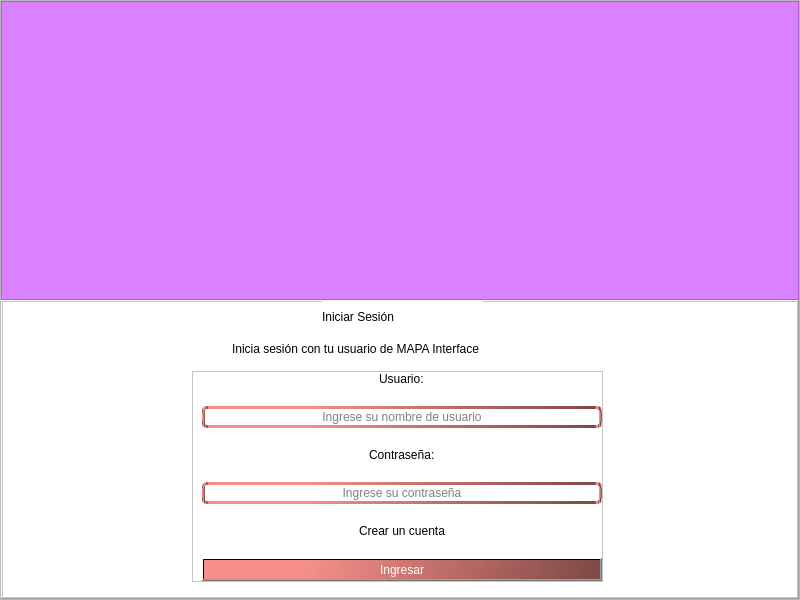
The window that Proyecto/Interfaces/Ui/Login.ui (EdCenten0/MAPA-Python) describes before a commit, drawn with Qt 5.
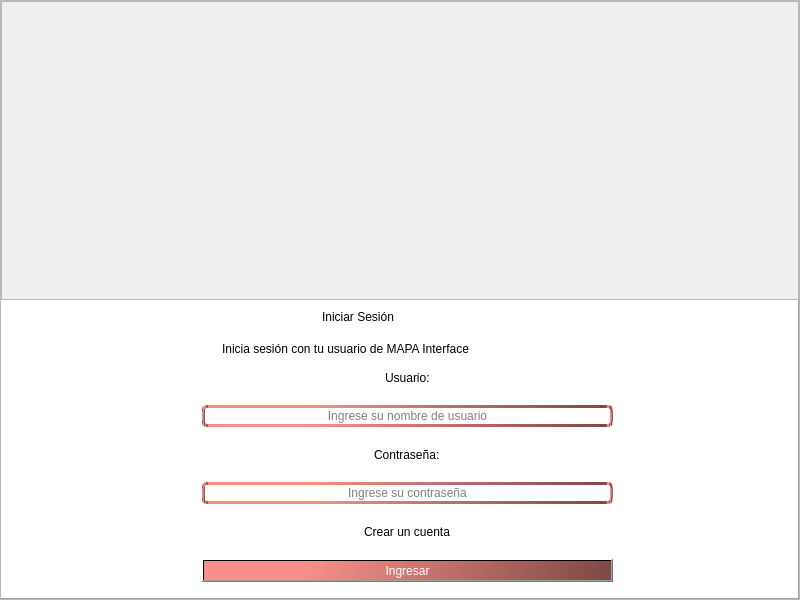
The same window after the commit. Icons and pictures are not drawn.

Commit message:
Agregue el Ui y la ventana de Login y registrar usuario, al igual agregue el logo de MAPA en recursos
Contiene un pequeño bug a la hora de abrir las ventanas del login y registrar 2 veces

Patch:
```diff
--- a/Proyecto/Interfaces/Ui/Login.ui
+++ b/Proyecto/Interfaces/Ui/Login.ui
@@ -69,7 +69,7 @@
        <item>
         <widget class="QFrame" name="frame_fondo">
          <property name="styleSheet">
-          <string notr="true">background-color: rgb(218, 129, 255);</string>
+          <string notr="true"/>
          </property>
          <property name="frameShape">
           <enum>QFrame::StyledPanel</enum>
@@ -78,6 +78,9 @@
           <enum>QFrame::Raised</enum>
          </property>
          <layout class="QHBoxLayout" name="horizontalLayout_2">
+          <property name="spacing">
+           <number>0</number>
+          </property>
           <property name="leftMargin">
            <number>0</number>
           </property>
@@ -142,7 +145,7 @@
              <string notr="true">background-color: rgb(255, 255, 255);</string>
             </property>
             <property name="frameShape">
-             <enum>QFrame::StyledPanel</enum>
+             <enum>QFrame::NoFrame</enum>
             </property>
             <property name="frameShadow">
              <enum>QFrame::Raised</enum>
@@ -153,7 +156,7 @@
             <widget class="QFrame" name="frame">
              <property name="geometry">
               <rect>
-               <x>190</x>
+               <x>200</x>
                <y>70</y>
                <width>411</width>
                <height>211</height>
@@ -163,15 +166,24 @@
               <string notr="true"/>
              </property>
              <property name="frameShape">
-              <enum>QFrame::StyledPanel</enum>
+              <enum>QFrame::NoFrame</enum>
              </property>
              <property name="frameShadow">
-              <enum>QFrame::Raised</enum>
+              <enum>QFrame::Plain</enum>
+             </property>
+             <property name="lineWidth">
+              <number>0</number>
+             </property>
+             <property name="midLineWidth">
+              <number>0</number>
              </property>
              <layout class="QVBoxLayout" name="verticalLayout_2">
               <property name="spacing">
                <number>0</number>
               </property>
+              <property name="leftMargin">
+               <number>0</number>
+              </property>
               <property name="topMargin">
                <number>0</number>
               </property>
@@ -344,9 +356,9 @@
             <widget class="QLabel" name="label_3">
              <property name="geometry">
               <rect>
-               <x>230</x>
+               <x>220</x>
                <y>40</y>
-               <width>341</width>
+               <width>381</width>
                <height>16</height>
               </rect>
              </property>
@@ -362,7 +374,7 @@
               <rect>
                <x>320</x>
                <y>0</y>
-               <width>161</width>
+               <width>181</width>
                <height>31</height>
               </rect>
              </property>
```
Left out of the diff: 7 changed lines with no effect on the pictures. The commit also changes 11 other files.
